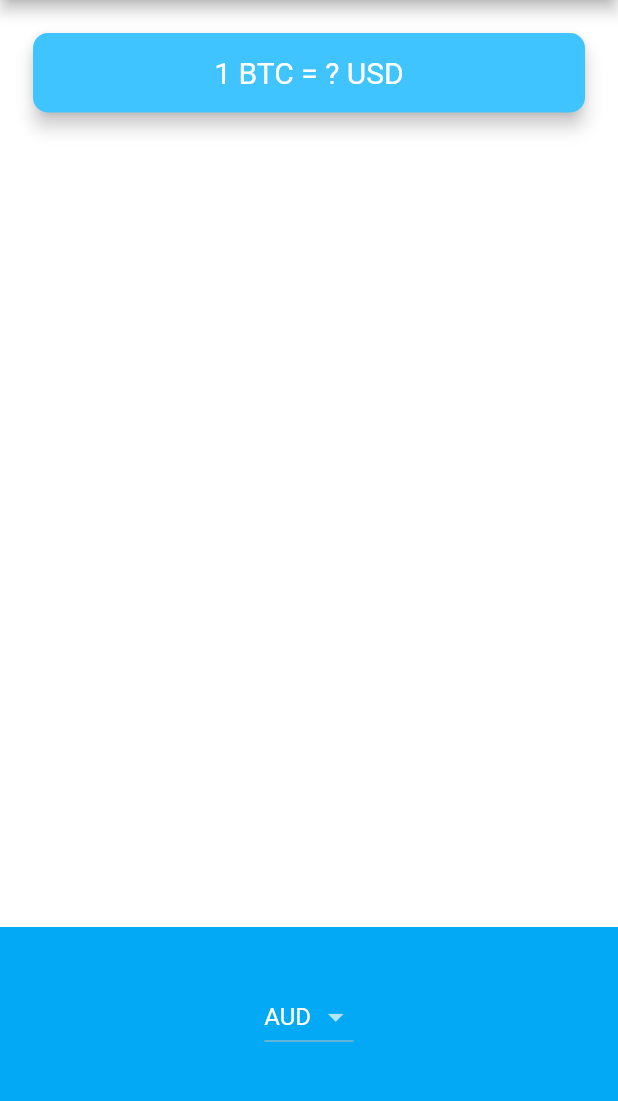
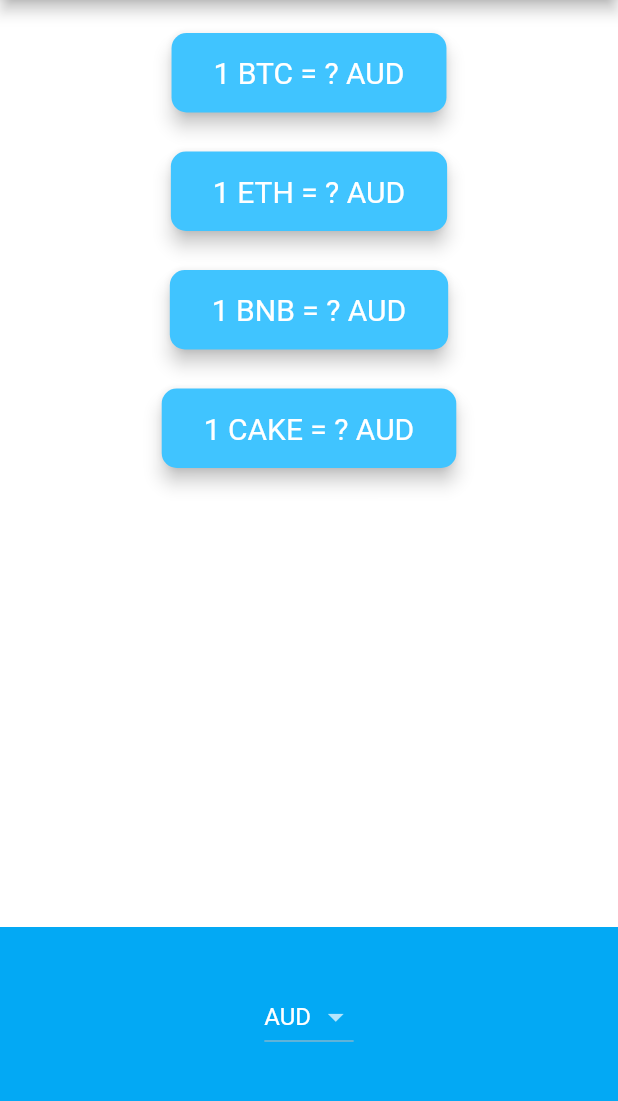
Before and after one commit to asly-97/crypto-ticker, a Flutter app: the screen it shows after launch, on a phone screen of 412 x 824 dp, the part 84-1185 px from its top. Run offline on Flutter 3.47's test engine with Material 2 defaults, Android fonts, the phone set to English and light mode, and no system bars; network calls fail.

Commit message:
getting crypto prices with http request

```diff
--- a/lib/coin_data.dart
+++ b/lib/coin_data.dart
@@ -1,3 +1,7 @@
+import 'dart:convert';
+
+import 'package:http/http.dart' as http;
+
 const List<String> currenciesList = [
   'AUD',
   'BRL',
@@ -25,7 +29,41 @@ const List<String> currenciesList = [
 const List<String> cryptoList = [
   'BTC',
   'ETH',
-  'LTC',
+  'BNB',
+  'CAKE',
 ];
 
-class CoinData {}
+class CoinData {
+  static final String _coin_api_url = 'https://rest.coinapi.io/v1/exchangerate';
+
+  //First apikey
+  //static final String _apikey = '46BECF70-0113-480D-A958-B102F5E921E8';
+  //Second apikey
+  static final String _apikey = '0022E030-55F8-4038-9313-CE531C10A268';
+
+  static Future getCoinData({
+    required String coin,
+    required String currency,
+  }) async {
+    String url = '$_coin_api_url/$coin/$currency?apikey=$_apikey';
+
+    http.Response response = await http.get(Uri.parse(url));
+
+    if (response.statusCode != 200) {
+      print(response.statusCode);
+      throw 'Problem with the get request!';
+    }
+
+    String body = response.body;
+    var data = jsonDecode(body);
+
+    double rate;
+    try {
+      rate = data['rate'];
+    } catch (e) {
+      print(e);
+      return '?';
+    }
+    return rate.toInt();
+  }
+}
--- a/lib/price_screen.dart
+++ b/lib/price_screen.dart
@@ -11,6 +11,8 @@ class PriceScreen extends StatefulWidget {
 class _PriceScreenState extends State<PriceScreen> {
   String selectedCurrency = currenciesList.first;
 
+  Map<String, dynamic> coinRate = Map<String, dynamic>();
+
   Widget iOSPicker() {
     List<Text> pickerItems = [];
     for (String currency in currenciesList) pickerItems.add(Text(currency));
@@ -18,7 +20,10 @@ class _PriceScreenState extends State<PriceScreen> {
     return CupertinoPicker(
       itemExtent: 32,
       onSelectedItemChanged: (selectedIndex) {
-        print(selectedIndex);
+        setState(() {
+          selectedCurrency = currenciesList.elementAt(selectedIndex);
+          updateCoinsData();
+        });
       },
       children: pickerItems,
     );
@@ -39,8 +44,61 @@ class _PriceScreenState extends State<PriceScreen> {
       onChanged: (value) {
         setState(() {
           selectedCurrency = value!;
+          updateCoinsData();
         });
       },
+    );
+  }
+
+  @override
+  void initState() {
+    super.initState();
+
+    for (String coin in cryptoList) {
+      coinRate[coin] = '?';
+    }
+
+    updateCoinsData();
+  }
+
+  void updateCoinsData() async {
+    coinRate.forEach((coin, rate) async {
+      coinRate[coin] = '?';
+      var newRate =
+          await CoinData.getCoinData(coin: coin, currency: selectedCurrency);
+      setState(() {
+        coinRate[coin] = newRate;
+      });
+    });
+  }
+
+  Widget coinCardList() {
+    List<Widget> list = [];
+    for (String coin in cryptoList) {
+      list.add(Padding(
+        padding: EdgeInsets.fromLTRB(18.0, 18.0, 18.0, 0),
+        child: Card(
+          color: Colors.lightBlueAccent,
+          elevation: 5.0,
+          shape: RoundedRectangleBorder(
+            borderRadius: BorderRadius.circular(10.0),
+          ),
+          child: Padding(
+            padding: EdgeInsets.symmetric(vertical: 15.0, horizontal: 28.0),
+            child: Text(
+              '1 $coin = ${coinRate[coin]} $selectedCurrency',
+              textAlign: TextAlign.center,
+              style: TextStyle(
+                fontSize: 20.0,
+                color: Colors.white,
+              ),
+            ),
+          ),
+        ),
+      ));
+    }
+    return Column(
+      children: list,
     );
   }
 
@@ -54,27 +112,7 @@ class _PriceScreenState extends State<PriceScreen> {
         mainAxisAlignment: MainAxisAlignment.spaceBetween,
         crossAxisAlignment: CrossAxisAlignment.stretch,
         children: <Widget>[
-          Padding(
-            padding: EdgeInsets.fromLTRB(18.0, 18.0, 18.0, 0),
-            child: Card(
-              color: Colors.lightBlueAccent,
-              elevation: 5.0,
-              shape: RoundedRectangleBorder(
-                borderRadius: BorderRadius.circular(10.0),
-              ),
-              child: Padding(
-                padding: EdgeInsets.symmetric(vertical: 15.0, horizontal: 28.0),
-                child: Text(
-                  '1 BTC = ? USD',
-                  textAlign: TextAlign.center,
-                  style: TextStyle(
-                    fontSize: 20.0,
-                    color: Colors.white,
-                  ),
-                ),
-              ),
-            ),
-          ),
+          coinCardList(),
           Container(
             height: 150.0,
             alignment: Alignment.center,
--- a/pubspec.yaml
+++ b/pubspec.yaml
@@ -10,6 +10,7 @@ dependencies:
     sdk: flutter
 
   cupertino_icons: ^0.1.2
+  http: ^0.13.5
 
 dev_dependencies:
   flutter_test:
```
Also changed, not shown: pubspec.lock, 1 other file.
